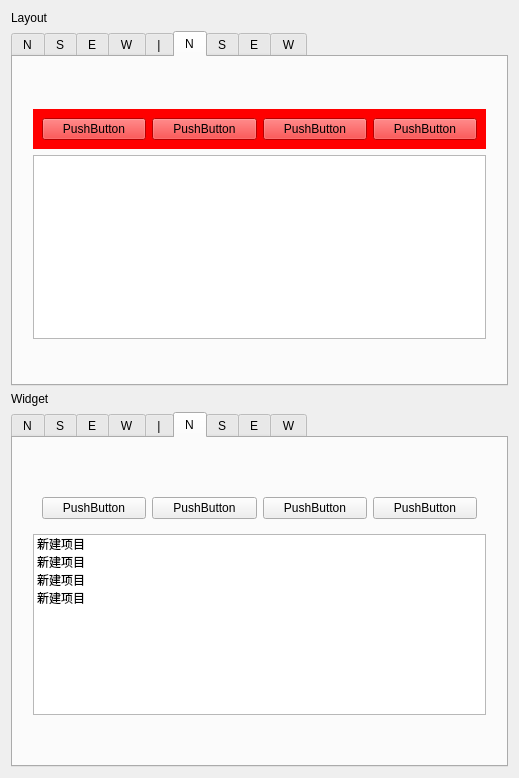
FXTD-ODYSSEY/MayaScript, file _QtDemo/_mine/overlay/overlay.ui: the form before one commit.
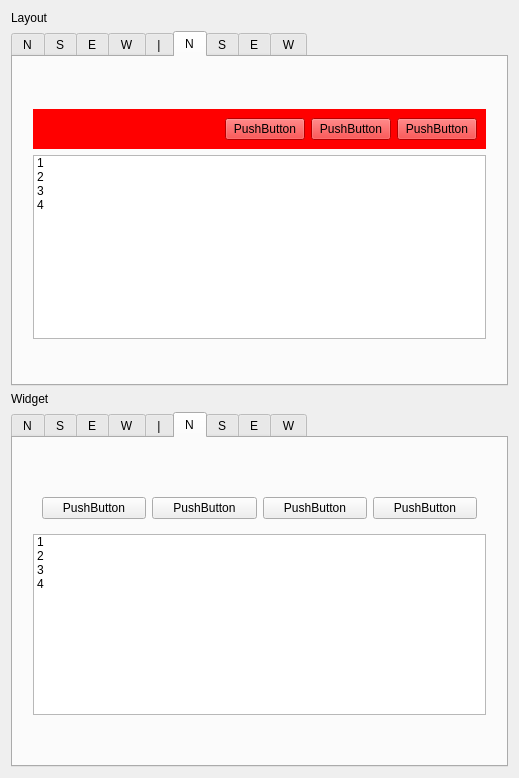
The form after the commit. The open tabs and pages were chosen to show the change. Custom widgets are drawn as their Qt base class.

```diff
--- a/_QtDemo/_mine/overlay/overlay.ui
+++ b/_QtDemo/_mine/overlay/overlay.ui
@@ -398,11 +398,17 @@
            </property>
            <layout class="QHBoxLayout" name="horizontalLayout_10">
             <item>
-             <widget class="QPushButton" name="pushButton_42">
-              <property name="text">
-               <string>PushButton</string>
+             <spacer name="horizontalSpacer_9">
+              <property name="orientation">
+               <enum>Qt::Horizontal</enum>
               </property>
-             </widget>
+              <property name="sizeHint" stdset="0">
+               <size>
+                <width>40</width>
+                <height>20</height>
+               </size>
+              </property>
+             </spacer>
             </item>
             <item>
              <widget class="QPushButton" name="pushButton_43">
@@ -431,7 +437,28 @@
          <item>
           <layout class="QVBoxLayout" name="verticalLayout_31">
            <item>
-            <widget class="QListWidget" name="listWidget_11"/>
+            <widget class="QListWidget" name="listWidget_11">
+             <item>
+              <property name="text">
+               <string>1</string>
+              </property>
+             </item>
+             <item>
+              <property name="text">
+               <string>2</string>
+              </property>
+             </item>
+             <item>
+              <property name="text">
+               <string>3</string>
+              </property>
+             </item>
+             <item>
+              <property name="text">
+               <string>4</string>
+              </property>
+             </item>
+            </widget>
            </item>
           </layout>
          </item>
@@ -1162,22 +1189,22 @@
              <widget class="QListWidget" name="listWidget_18">
               <item>
                <property name="text">
-                <string>新建项目</string>
+                <string>1</string>
                </property>
               </item>
               <item>
                <property name="text">
-                <string>新建项目</string>
+                <string>2</string>
                </property>
               </item>
               <item>
                <property name="text">
-                <string>新建项目</string>
+                <string>3</string>
                </property>
               </item>
               <item>
                <property name="text">
-                <string>新建项目</string>
+                <string>4</string>
                </property>
               </item>
              </widget>
```
Left out of the diff: 37 changed lines with no effect on the pictures.
